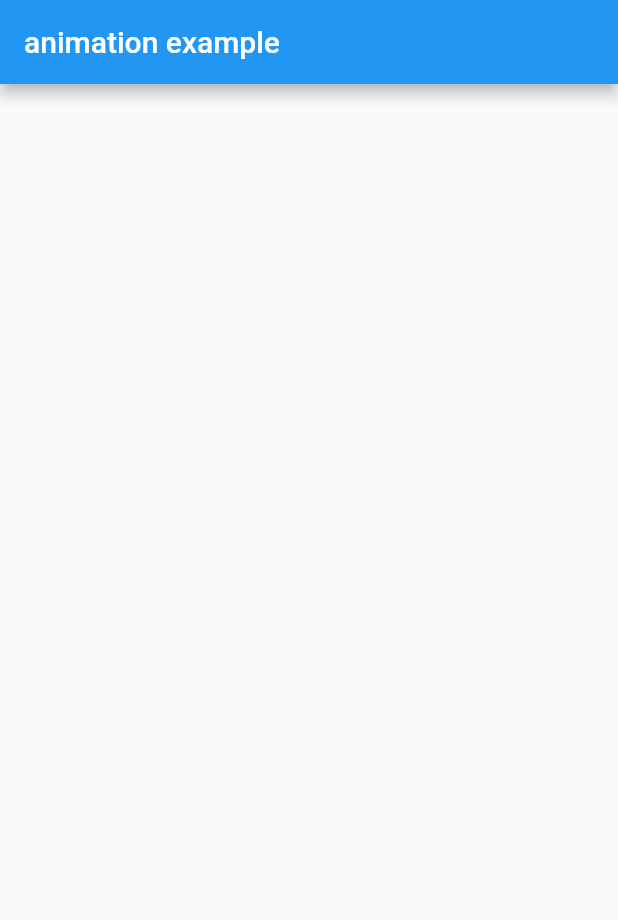
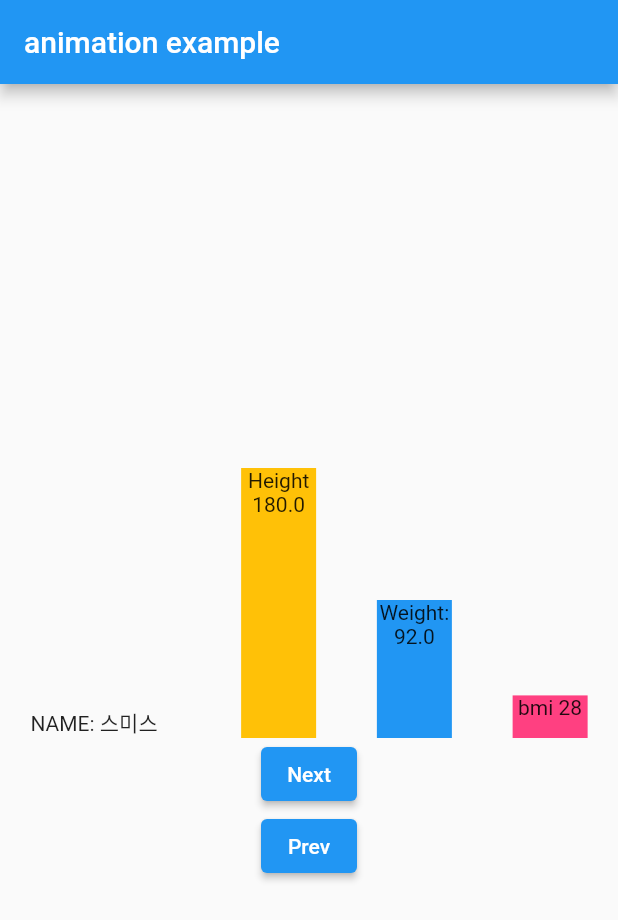
Before and after one commit to ChanSeongKim/DoitFlutter2.0-csk, a Flutter app: the screen it shows after launch, on a phone screen of 412 x 824 dp. Shown: the top 920 px of the screen. Run offline on Flutter 3.47's test engine with Material 2 defaults, Android fonts, the phone set to English and light mode, and no system bars; our stand-ins replace dio, sqflite; accounts and stored records are empty; project files that could hold a hidden picture were left out.

Commit message:
~290page, 2022-04-12, anamation example

```diff
--- a/chapter11/animation_example/lib/main.dart
+++ b/chapter11/animation_example/lib/main.dart
@@ -53,7 +53,79 @@ class _AnimationApp extends State<AnimationApp> {
       appBar: AppBar(
         title: Text(widget.title),
       ),
-      body: Container(),
+      body: Container(
+        child: Center(
+          child: Column(
+            children: <Widget>[
+              SizedBox(
+                child: Row(
+                  children: <Widget>[
+                    SizedBox(width: 100, child: Text('NAME: ${peoples[current].name}')),
+                    AnimatedContainer(
+                      duration: Duration(seconds: 2),
+                      curve: Curves.bounceIn,
+                      color: Colors.amber,
+                      child: Text(
+                        'Height ${peoples[current].height}',
+                        textAlign: TextAlign.center,
+                      ),
+                      width: 50 ,
+                      height: peoples[current].height,
+                    ),
+                    AnimatedContainer(
+                      duration: Duration(seconds: 2),
+                      curve: Curves.easeInCubic,
+                      color: Colors.blue,
+                      child: Text(
+                        'Weight: ${peoples[current].weight}',
+                        textAlign: TextAlign.center,
+                      ),
+                      width: 50,
+                      height: peoples[current].weight,
+                    ),
+                    AnimatedContainer(
+                      duration: Duration(seconds: 2),
+                      curve: Curves.linear,
+                      color: Colors.pinkAccent,
+                      child: Text(
+                        'bmi ${peoples[current].bmi.toString().substring(0,2)}',
+                        textAlign: TextAlign.center,
+                      ),
+                      width: 50,
+                      height: peoples[current].bmi,
+                    )
+                  ],
+                  mainAxisAlignment: MainAxisAlignment.spaceAround,
+                  crossAxisAlignment: CrossAxisAlignment.end,
+
+                ),
+                height: 200,
+              ),
+              ElevatedButton(
+                  onPressed:  () {
+                    setState(() {
+                      if( current < peoples.length -1){
+                        current++ ;
+                      }
+                    });
+                  },
+                  child: Text('Next'),
+              ),
+              ElevatedButton(
+                onPressed:  () {
+                  setState(() {
+                    if( current > 0 ){
+                      current-- ;
+                    }
+                  });
+                },
+                child: Text('Prev'),
+              ),
+            ],
+            mainAxisAlignment: MainAxisAlignment.center,
+          ),
+        ),
+      ),
     );
   }
 }
```
